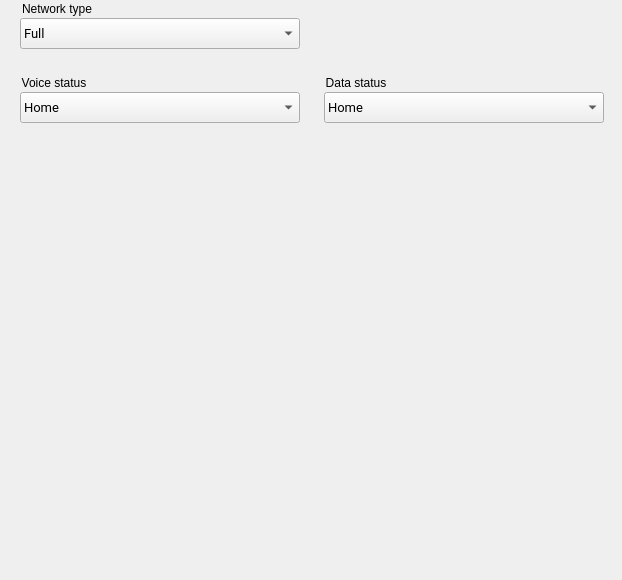
First picture: the form in android/skin/qt/extended-pages/cellular-page.ui, repository aosp-mirror/platform_external_qemu, before the edit.
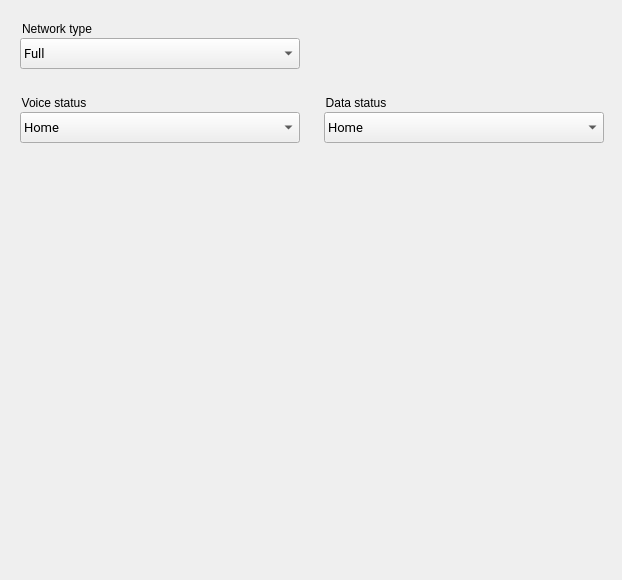
Second picture: the form after the edit.

The edit to the form file:
```diff
--- a/android/skin/qt/extended-pages/cellular-page.ui
+++ b/android/skin/qt/extended-pages/cellular-page.ui
@@ -17,7 +17,7 @@
    <property name="geometry">
     <rect>
      <x>20</x>
-     <y>18</y>
+     <y>38</y>
      <width>280</width>
      <height>31</height>
     </rect>
@@ -74,7 +74,7 @@
    <property name="geometry">
     <rect>
      <x>20</x>
-     <y>74</y>
+     <y>94</y>
      <width>111</width>
      <height>24</height>
     </rect>
@@ -93,7 +93,7 @@
    <property name="geometry">
     <rect>
      <x>324</x>
-     <y>74</y>
+     <y>94</y>
      <width>91</width>
      <height>24</height>
     </rect>
@@ -112,7 +112,7 @@
    <property name="geometry">
     <rect>
      <x>20</x>
-     <y>0</y>
+     <y>20</y>
      <width>131</width>
      <height>24</height>
     </rect>
@@ -131,7 +131,7 @@
    <property name="geometry">
     <rect>
      <x>20</x>
-     <y>92</y>
+     <y>112</y>
      <width>280</width>
      <height>31</height>
     </rect>
@@ -175,7 +175,7 @@
    <property name="geometry">
     <rect>
      <x>324</x>
-     <y>92</y>
+     <y>112</y>
      <width>280</width>
      <height>31</height>
     </rect>
```
